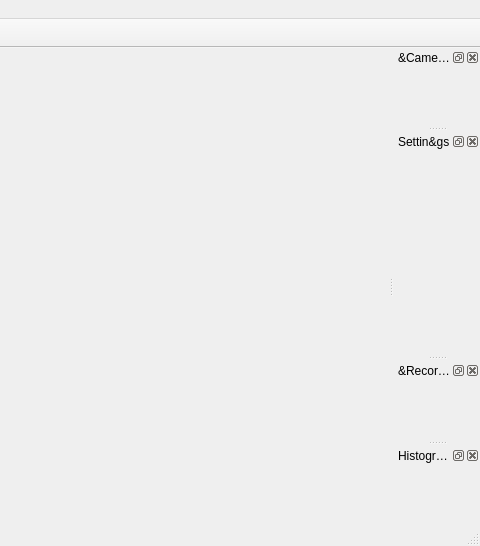
First picture: the form in src/planetaryimager_mainwindow.ui, repository GuLinux/PlanetaryImager, before the edit; both pictures show x 517 to 997 and y 0 to 546 of the 997 by 546 pixel window.
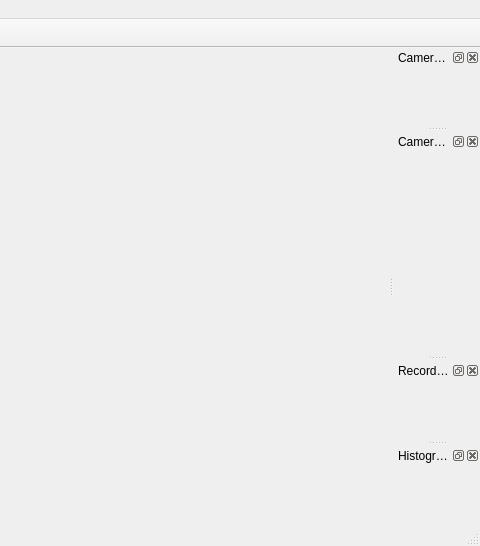
Second picture: the form after the edit. Icons and pictures are not drawn.

Commit message: Add windows network dependencies Workaround for panels ampersand issue (https://bugreports.qt.io/browse/QTBUG-54485)

```diff
--- a/src/planetaryimager_mainwindow.ui
+++ b/src/planetaryimager_mainwindow.ui
@@ -96,7 +96,7 @@
     <set>QDockWidget::AllDockWidgetFeatures</set>
    </property>
    <property name="windowTitle">
-    <string>&amp;Camera Information</string>
+    <string>Camera Information</string>
    </property>
    <attribute name="dockWidgetArea">
     <number>2</number>
@@ -107,7 +107,7 @@
   </widget>
   <widget class="QDockWidget" name="camera_settings">
    <property name="windowTitle">
-    <string>Settin&amp;gs</string>
+    <string>Camera Controls</string>
    </property>
    <attribute name="dockWidgetArea">
     <number>2</number>
@@ -142,7 +142,7 @@
   </widget>
   <widget class="QDockWidget" name="recording">
    <property name="windowTitle">
-    <string>&amp;Recording</string>
+    <string>Recording</string>
    </property>
    <attribute name="dockWidgetArea">
     <number>2</number>
```
Left out of the diff: 2 changed lines with no effect on the pictures. The commit also changes 2 other files.
